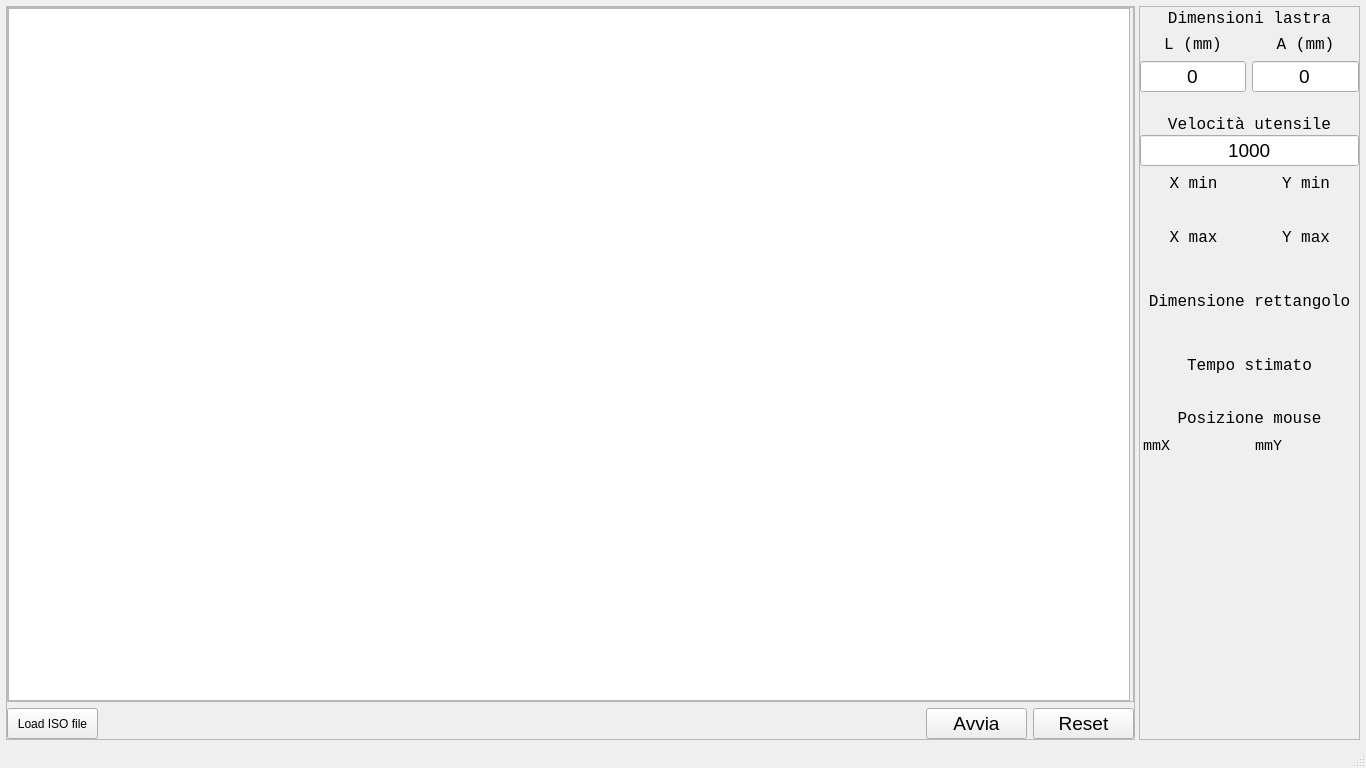
The window that ISOViewerMainWindow.ui (LuigiCaradonna/isoviewer-for-helios-automazioni-cnc) describes before a commit, drawn with Qt 5.
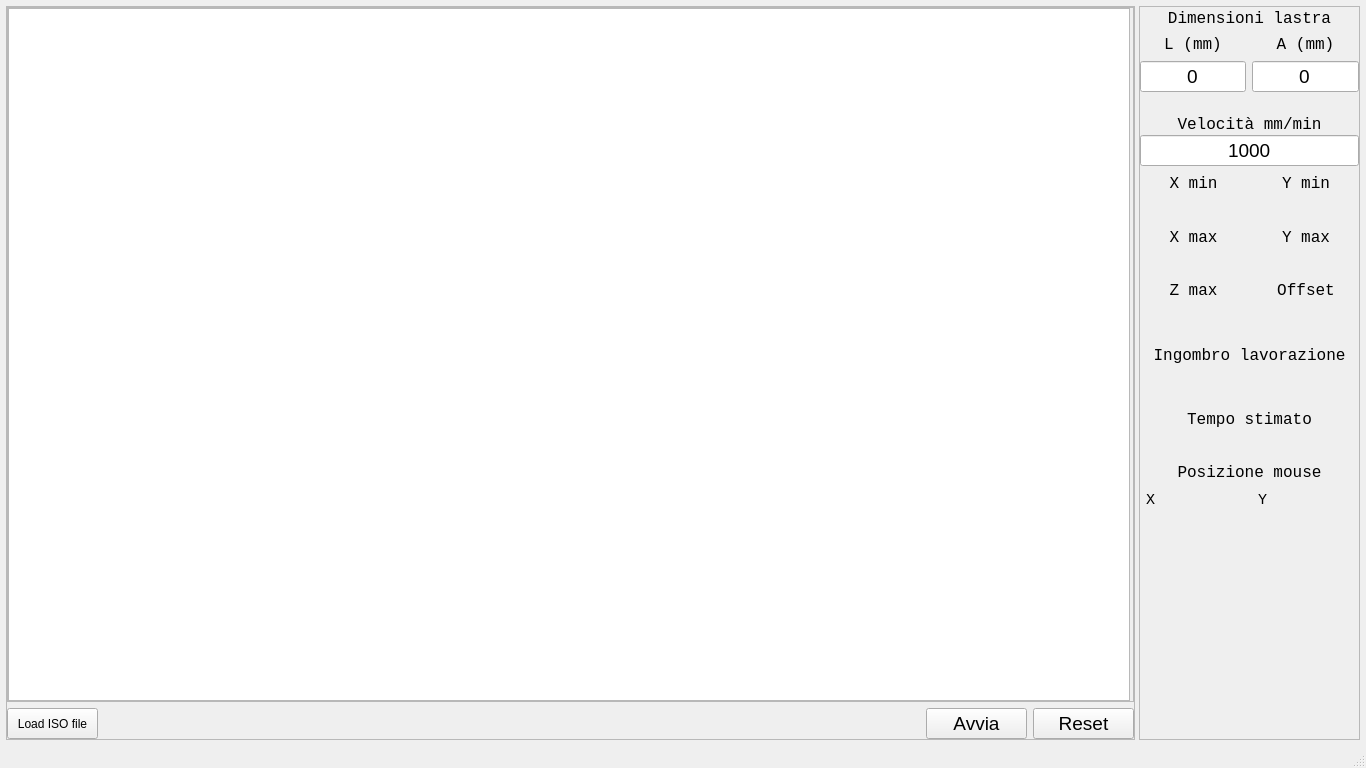
The same window after the commit.

Commit message: Aggiunta indicazione della profondità massima di lavorazione sull'interfaccia

Patch:
```diff
--- a/ISOViewerMainWindow.ui
+++ b/ISOViewerMainWindow.ui
@@ -380,7 +380,7 @@
               </font>
              </property>
              <property name="text">
-              <string>Velocità utensile</string>
+              <string>Velocità mm/min</string>
              </property>
              <property name="alignment">
               <set>Qt::AlignBottom|Qt::AlignHCenter</set>
@@ -645,6 +645,118 @@
              </property>
             </widget>
            </item>
+           <item row="4" column="0">
+            <widget class="QLabel" name="lbl_z_max">
+             <property name="minimumSize">
+              <size>
+               <width>0</width>
+               <height>21</height>
+              </size>
+             </property>
+             <property name="maximumSize">
+              <size>
+               <width>16777215</width>
+               <height>21</height>
+              </size>
+             </property>
+             <property name="font">
+              <font>
+               <family>Courier New</family>
+               <pointsize>12</pointsize>
+              </font>
+             </property>
+             <property name="text">
+              <string>Z max</string>
+             </property>
+             <property name="alignment">
+              <set>Qt::AlignCenter</set>
+             </property>
+            </widget>
+           </item>
+           <item row="5" column="0">
+            <widget class="QLabel" name="lbl_z_max_value">
+             <property name="minimumSize">
+              <size>
+               <width>0</width>
+               <height>21</height>
+              </size>
+             </property>
+             <property name="maximumSize">
+              <size>
+               <width>16777215</width>
+               <height>21</height>
+              </size>
+             </property>
+             <property name="font">
+              <font>
+               <family>Courier New</family>
+               <pointsize>12</pointsize>
+              </font>
+             </property>
+             <property name="text">
+              <string/>
+             </property>
+             <property name="alignment">
+              <set>Qt::AlignCenter</set>
+             </property>
+            </widget>
+           </item>
+           <item row="4" column="1">
+            <widget class="QLabel" name="lbl_offset">
+             <property name="minimumSize">
+              <size>
+               <width>0</width>
+               <height>21</height>
+              </size>
+             </property>
+             <property name="maximumSize">
+              <size>
+               <width>16777215</width>
+               <height>21</height>
+              </size>
+             </property>
+             <property name="font">
+              <font>
+               <family>Courier New</family>
+               <pointsize>12</pointsize>
+              </font>
+             </property>
+             <property name="text">
+              <string>Offset</string>
+             </property>
+             <property name="alignment">
+              <set>Qt::AlignCenter</set>
+             </property>
+            </widget>
+           </item>
+           <item row="5" column="1">
+            <widget class="QLabel" name="lbl_offset_value">
+             <property name="minimumSize">
+              <size>
+               <width>0</width>
+               <height>21</height>
+              </size>
+             </property>
+             <property name="maximumSize">
+              <size>
+               <width>16777215</width>
+               <height>21</height>
+              </size>
+             </property>
+             <property name="font">
+              <font>
+               <family>Courier New</family>
+               <pointsize>12</pointsize>
+              </font>
+             </property>
+             <property name="text">
+              <string/>
+             </property>
+             <property name="alignment">
+              <set>Qt::AlignCenter</set>
+             </property>
+            </widget>
+           </item>
           </layout>
          </item>
          <item>
@@ -668,7 +780,7 @@
             </font>
            </property>
            <property name="text">
-            <string>Dimensione rettangolo</string>
+            <string>Ingombro lavorazione</string>
            </property>
            <property name="alignment">
             <set>Qt::AlignBottom|Qt::AlignHCenter</set>
@@ -793,13 +905,13 @@
             <widget class="QLabel" name="lbl_mmx">
              <property name="minimumSize">
               <size>
-               <width>30</width>
+               <width>15</width>
                <height>0</height>
               </size>
              </property>
              <property name="maximumSize">
               <size>
-               <width>30</width>
+               <width>15</width>
                <height>16777215</height>
               </size>
              </property>
@@ -810,7 +922,7 @@
               </font>
              </property>
              <property name="text">
-              <string>mmX</string>
+              <string>X</string>
              </property>
              <property name="alignment">
               <set>Qt::AlignRight|Qt::AlignTrailing|Qt::AlignVCenter</set>
@@ -821,13 +933,13 @@
             <widget class="QLabel" name="lbl_mouse_pos_x">
              <property name="minimumSize">
               <size>
-               <width>70</width>
+               <width>85</width>
                <height>21</height>
               </size>
              </property>
              <property name="maximumSize">
               <size>
-               <width>70</width>
+               <width>85</width>
                <height>21</height>
               </size>
              </property>
@@ -849,13 +961,13 @@
             <widget class="QLabel" name="lbl_mmy">
              <property name="minimumSize">
               <size>
-               <width>30</width>
+               <width>15</width>
                <height>0</height>
               </size>
              </property>
              <property name="maximumSize">
               <size>
-               <width>30</width>
+               <width>15</width>
                <height>16777215</height>
               </size>
              </property>
@@ -866,7 +978,7 @@
               </font>
              </property>
              <property name="text">
-              <string>mmY</string>
+              <string>Y</string>
              </property>
              <property name="alignment">
               <set>Qt::AlignRight|Qt::AlignTrailing|Qt::AlignVCenter</set>
@@ -877,13 +989,13 @@
             <widget class="QLabel" name="lbl_mouse_pos_y">
              <property name="minimumSize">
               <size>
-               <width>70</width>
+               <width>85</width>
                <height>21</height>
               </size>
              </property>
              <property name="maximumSize">
               <size>
-               <width>70</width>
+               <width>85</width>
                <height>21</height>
               </size>
              </property>
```
Left out of the diff: 168 changed lines with no effect on the pictures. The commit also changes 3 other files.
